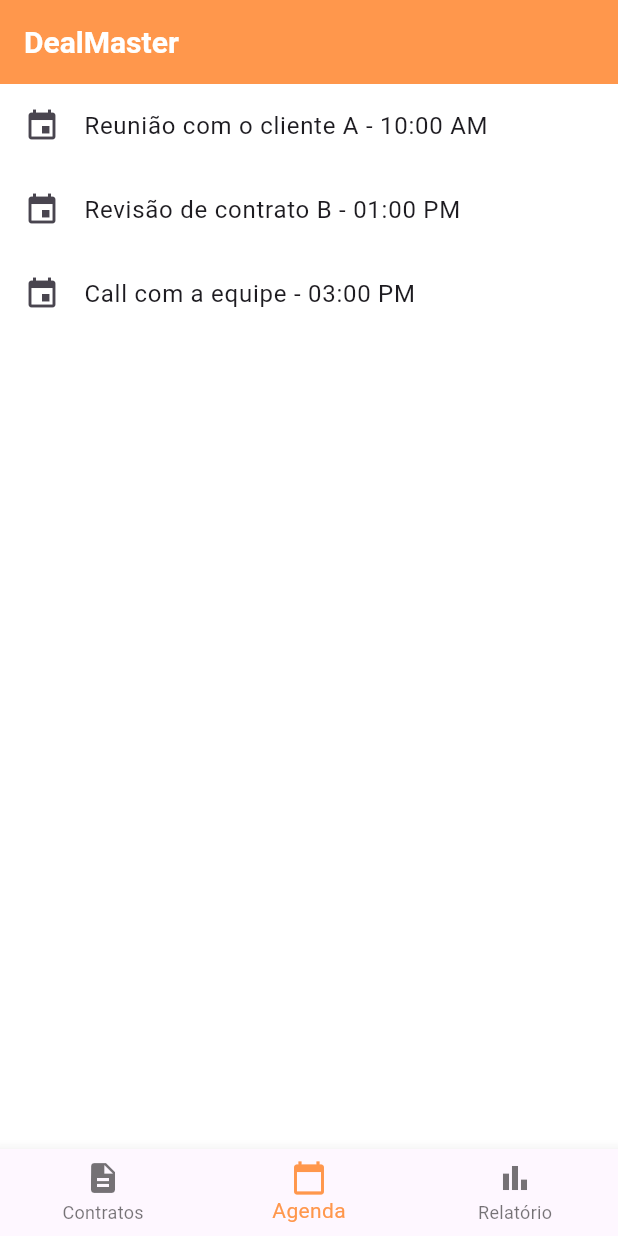
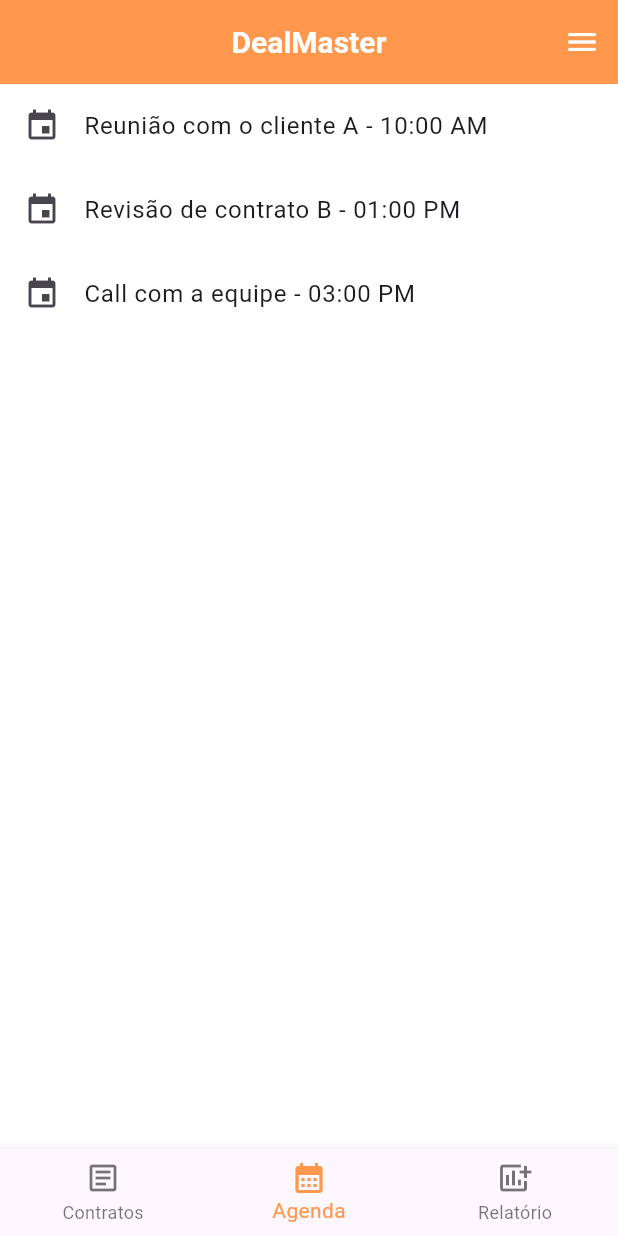
Before and after one commit to Analaurasil/AppDourado, a Flutter app: the screen it shows after launch, on a phone screen of 412 x 824 dp. Run offline on Flutter 3.47's test engine with Material 3 defaults, Android fonts, the phone set to English and light mode, and no system bars; our stand-ins replace signature.

Commit message:
bottomBar/appBar
atualização icones

```diff
--- a/lib/homePage.dart
+++ b/lib/homePage.dart
@@ -33,6 +33,15 @@ class _HomePageState extends State<HomePage> {
       // AppBar que exibe o título da aplicação no topo
       appBar: AppBar(
         title: const Text('DealMaster'),
+        centerTitle: true,
+        actions: <Widget>[
+          IconButton(
+            icon:Icon(Icons.menu_outlined),
+            onPressed: (){
+
+            },
+          )
+        ]
       ),
       // O corpo da tela será a página correspondente ao índice selecionado
       body: _pages[_selectedIndex],
@@ -41,17 +50,17 @@ class _HomePageState extends State<HomePage> {
         items: const <BottomNavigationBarItem>[
           // Item do BottomNavigationBar para a página de Contratos
           BottomNavigationBarItem(
-            icon: Icon(Icons.description), // Ícone da aba
+            icon: Icon(Icons.article_outlined), // Ícone da aba
             label: 'Contratos', // Texto da aba
           ),
           // Item do BottomNavigationBar para a página de Agenda
           BottomNavigationBarItem(
-            icon: Icon(Icons.calendar_today), // Ícone da aba
+            icon: Icon(Icons.calendar_month), // Ícone da aba
             label: 'Agenda', // Texto da aba
           ),
           // Item do BottomNavigationBar para a página de Relatório
           BottomNavigationBarItem(
-            icon: Icon(Icons.bar_chart), // Ícone da aba
+            icon: Icon(Icons.add_chart), // Ícone da aba
             label: 'Relatório', // Texto da aba
           ),
         ],
```
Also changed, not shown: pubspec.lock.
